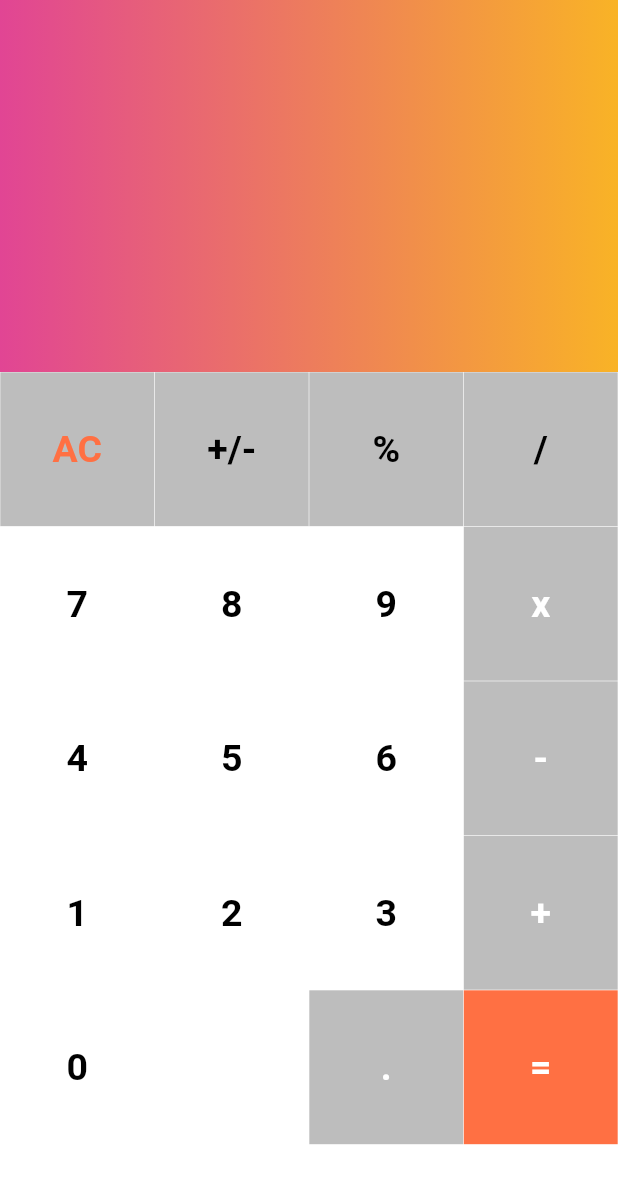
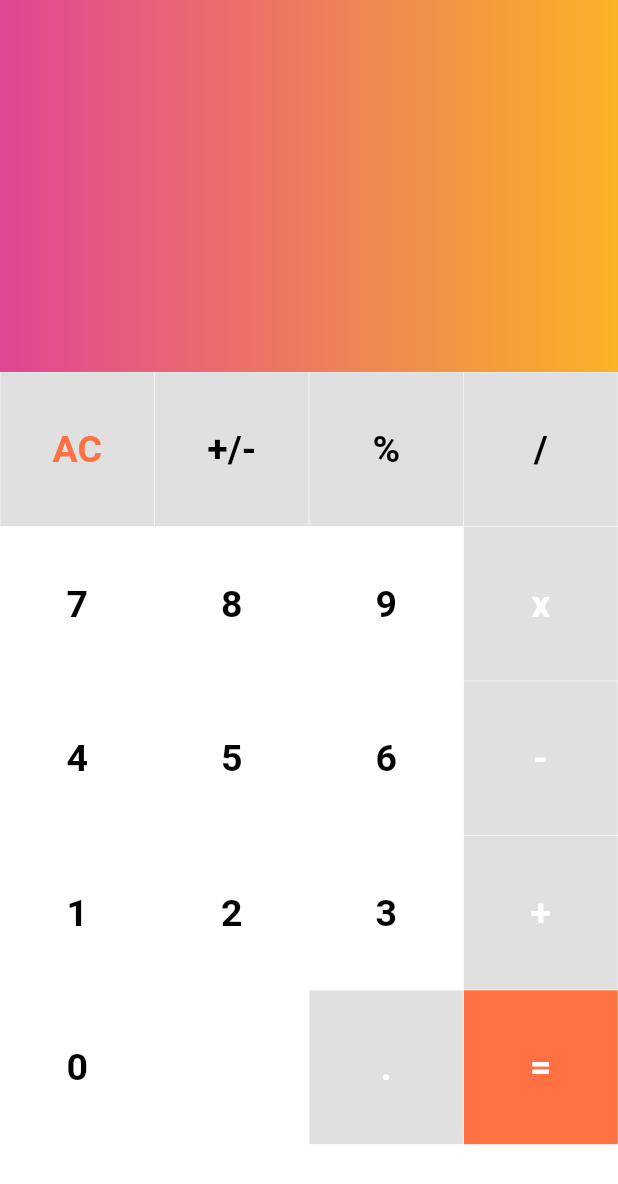
Before and after one commit to 27abdelrahman/Calculator, a Flutter app: the screen it shows after launch, on a phone screen of 412 x 824 dp. Shown: the top 1184 px of the screen. Run offline on Flutter 3.47's test engine with Material 2 defaults, Android fonts, the phone set to English and light mode, and no system bars; our stand-ins replace google_fonts, hexcolor, math_expressions; Roboto replaces fonts that are missing (OpenSansLight).

Commit message:
Update main.dart

```diff
--- a/lib/main.dart
+++ b/lib/main.dart
@@ -28,11 +28,10 @@ class HomePage extends StatefulWidget {
 }
 
 class _HomePageState extends State<HomePage> {
-   LinearGradient My_color=LinearGradient(
-      colors: [Color(0xffF9B326), Color(0xffE14594)],);
+
   var userInput = '';
   var answer = '';
-  var bac_color = Colors.grey[400];
+  var bac_color = Colors.grey[300];
 // Array of button
   final List<String> buttons = [
     'AC',
```
